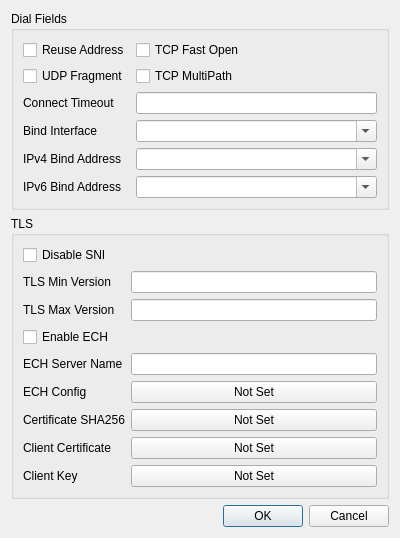
First picture: the form in include/ui/profile/edit_advanced.ui, repository Yulinanami/ethernet-tun-test, before the edit.
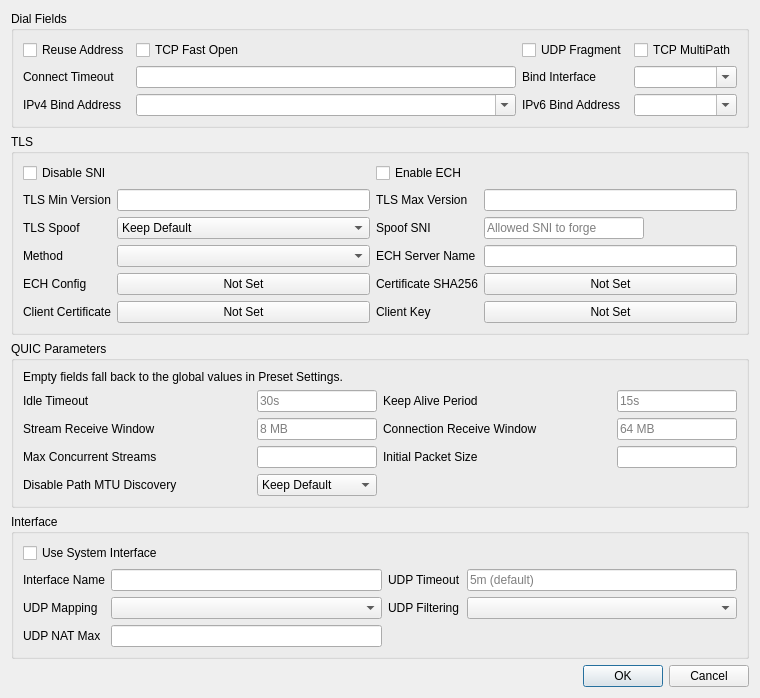
Second picture: the form after the edit.

```diff
--- a/include/ui/profile/edit_advanced.ui
+++ b/include/ui/profile/edit_advanced.ui
@@ -6,8 +6,8 @@
    <rect>
     <x>0</x>
     <y>0</y>
-    <width>400</width>
-    <height>534</height>
+    <width>760</width>
+    <height>460</height>
    </rect>
   </property>
   <property name="windowTitle">
@@ -19,91 +19,177 @@
      <property name="title">
       <string>Dial Fields</string>
      </property>
-     <layout class="QGridLayout" name="gridLayout_2">
-      <item row="2" column="0">
+     <layout class="QGridLayout" name="gridLayout_2">      <item row="0" column="0">
+       <widget class="QCheckBox" name="reuse_addr">
+        <property name="text">
+         <string>Reuse Address</string>
+        </property>
+       </widget>
+      </item>
+      <item row="0" column="1">
+       <widget class="QCheckBox" name="tcp_fast_open">
+        <property name="text">
+         <string>TCP Fast Open</string>
+        </property>
+       </widget>
+      </item>
+      <item row="0" column="2">
+       <widget class="QCheckBox" name="udp_fragment">
+        <property name="text">
+         <string>UDP Fragment</string>
+        </property>
+       </widget>
+      </item>
+      <item row="0" column="3">
+       <widget class="QCheckBox" name="tcp_multipath">
+        <property name="text">
+         <string>TCP MultiPath</string>
+        </property>
+       </widget>
+      </item>
+      <item row="1" column="0">
        <widget class="QLabel" name="label">
         <property name="text">
          <string>Connect Timeout</string>
         </property>
        </widget>
       </item>
-      <item row="2" column="1">
+      <item row="1" column="1">
        <widget class="QLineEdit" name="connect_timeout"/>
       </item>
-      <item row="3" column="0">
+      <item row="1" column="2">
        <widget class="QLabel" name="label_bind_ifc">
         <property name="text">
          <string>Bind Interface</string>
         </property>
        </widget>
       </item>
-      <item row="3" column="1">
+      <item row="1" column="3">
        <widget class="QComboBox" name="bind_interface">
         <property name="editable">
          <bool>true</bool>
         </property>
        </widget>
       </item>
-      <item row="4" column="0">
+      <item row="2" column="0">
        <widget class="QLabel" name="label_inet4_bind">
         <property name="text">
          <string>IPv4 Bind Address</string>
         </property>
        </widget>
       </item>
-      <item row="4" column="1">
+      <item row="2" column="1">
        <widget class="QComboBox" name="inet4_bind_address">
         <property name="editable">
          <bool>true</bool>
         </property>
        </widget>
       </item>
-      <item row="5" column="0">
+      <item row="2" column="2">
        <widget class="QLabel" name="label_inet6_bind">
         <property name="text">
          <string>IPv6 Bind Address</string>
         </property>
        </widget>
       </item>
-      <item row="5" column="1">
+      <item row="2" column="3">
        <widget class="QComboBox" name="inet6_bind_address">
         <property name="editable">
          <bool>true</bool>
         </property>
        </widget>
       </item>
-      <item row="0" column="1">
-       <widget class="QCheckBox" name="tcp_fast_open">
-        <property name="text">
-         <string>TCP Fast Open</string>
+</layout>
+    </widget>
+   </item>
+   <item row="3" column="0">
+    <widget class="QGroupBox" name="interface_box">
+     <property name="title">
+      <string>Interface</string>
+     </property>
+     <layout class="QGridLayout" name="interface_form">      <item row="0" column="0" colspan="4">
+       <widget class="QCheckBox" name="system">
+        <property name="toolTip">
+         <string>&lt;html&gt;&lt;head/&gt;&lt;body&gt;&lt;p&gt;Requires privilege and cannot conflict with existing system interfaces. The internal network stack is used when disabled.&lt;/p&gt;&lt;/body&gt;&lt;/html&gt;</string>
         </property>
-       </widget>
-      </item>
-      <item row="1" column="1">
-       <widget class="QCheckBox" name="tcp_multipath">
         <property name="text">
-         <string>TCP MultiPath</string>
-        </property>
-       </widget>
-      </item>
-      <item row="0" column="0">
-       <widget class="QCheckBox" name="reuse_addr">
-        <property name="text">
-         <string>Reuse Address</string>
+         <string>Use System Interface</string>
         </property>
        </widget>
       </item>
       <item row="1" column="0">
-       <widget class="QCheckBox" name="udp_fragment">
+       <widget class="QLabel" name="interface_name_l">
+        <property name="toolTip">
+         <string>&lt;html&gt;&lt;head/&gt;&lt;body&gt;&lt;p&gt;Custom system interface name. A generated name is used by default.&lt;/p&gt;&lt;/body&gt;&lt;/html&gt;</string>
+        </property>
         <property name="text">
-         <string>UDP Fragment</string>
+         <string>Interface Name</string>
         </property>
        </widget>
       </item>
-     </layout>
+      <item row="1" column="1">
+       <widget class="QLineEdit" name="interface_name"/>
+      </item>
+      <item row="1" column="2">
+       <widget class="QLabel" name="udp_timeout_l">
+        <property name="toolTip">
+         <string>&lt;html&gt;&lt;head/&gt;&lt;body&gt;&lt;p&gt;UDP NAT expiration time.&lt;/p&gt;&lt;/body&gt;&lt;/html&gt;</string>
+        </property>
+        <property name="text">
+         <string>UDP Timeout</string>
+        </property>
+       </widget>
+      </item>
+      <item row="1" column="3">
+       <widget class="QLineEdit" name="udp_timeout">
+        <property name="placeholderText">
+         <string>5m (default)</string>
+        </property>
+       </widget>
+      </item>
+      <item row="2" column="0">
+       <widget class="QLabel" name="udp_mapping_l">
+        <property name="toolTip">
+         <string>&lt;html&gt;&lt;head/&gt;&lt;body&gt;&lt;p&gt;UDP NAT mapping behavior. endpoint_independent is used by default.&lt;/p&gt;&lt;/body&gt;&lt;/html&gt;</string>
+        </property>
+        <property name="text">
+         <string>UDP Mapping</string>
+        </property>
+       </widget>
+      </item>
+      <item row="2" column="1">
+       <widget class="QComboBox" name="udp_mapping"/>
+      </item>
+      <item row="2" column="2">
+       <widget class="QLabel" name="udp_filtering_l">
+        <property name="toolTip">
+         <string>&lt;html&gt;&lt;head/&gt;&lt;body&gt;&lt;p&gt;UDP NAT filtering behavior. endpoint_independent is used by default.&lt;/p&gt;&lt;/body&gt;&lt;/html&gt;</string>
+        </property>
+        <property name="text">
+         <string>UDP Filtering</string>
+        </property>
+       </widget>
+      </item>
+      <item row="2" column="3">
+       <widget class="QComboBox" name="udp_filtering"/>
+      </item>
+      <item row="3" column="0">
+       <widget class="QLabel" name="udp_nat_max_l">
+        <property name="toolTip">
+         <string>&lt;html&gt;&lt;head/&gt;&lt;body&gt;&lt;p&gt;Maximum number of UDP NAT entries.&lt;/p&gt;&lt;/body&gt;&lt;/html&gt;</string>
+        </property>
+        <property name="text">
+         <string>UDP NAT Max</string>
+        </property>
+       </widget>
+      </item>
+      <item row="3" column="1">
+       <widget class="QLineEdit" name="udp_nat_max"/>
+      </item>
+</layout>
     </widget>
    </item>
-   <item row="2" column="0">
+   <item row="4" column="0">
     <widget class="QDialogButtonBox" name="buttonBox">
      <property name="orientation">
       <enum>Qt::Orientation::Horizontal</enum>
@@ -118,109 +204,329 @@
      <property name="title">
       <string>TLS</string>
      </property>
-     <layout class="QFormLayout" name="formLayout">
-      <item row="3" column="0">
+     <layout class="QGridLayout" name="formLayout">      <item row="0" column="0" colspan="2">
+       <widget class="QCheckBox" name="disable_sni">
+        <property name="text">
+         <string>Disable SNI</string>
+        </property>
+       </widget>
+      </item>
+      <item row="0" column="2" colspan="2">
        <widget class="QCheckBox" name="enable_ech">
         <property name="text">
          <string>Enable ECH</string>
         </property>
        </widget>
       </item>
-      <item row="5" column="0">
+      <item row="1" column="0">
+       <widget class="QLabel" name="label_6">
+        <property name="text">
+         <string>TLS Min Version</string>
+        </property>
+       </widget>
+      </item>
+      <item row="1" column="1">
+       <widget class="QLineEdit" name="min_version"/>
+      </item>
+      <item row="1" column="2">
+       <widget class="QLabel" name="label_7">
+        <property name="text">
+         <string>TLS Max Version</string>
+        </property>
+       </widget>
+      </item>
+      <item row="1" column="3">
+       <widget class="QLineEdit" name="max_version"/>
+      </item>
+      <item row="2" column="0">
+       <widget class="QLabel" name="tls_spoof_state_l">
+        <property name="toolTip">
+         <string>&lt;html&gt;&lt;head/&gt;&lt;body&gt;&lt;p&gt;Whether this profile injects a forged ClientHello. &amp;quot;Keep Default&amp;quot; follows Preset Settings, unless a Spoof SNI is set below.&lt;/p&gt;&lt;/body&gt;&lt;/html&gt;</string>
+        </property>
+        <property name="text">
+         <string>TLS Spoof</string>
+        </property>
+       </widget>
+      </item>
+      <item row="2" column="1">
+       <widget class="QComboBox" name="tls_spoof_state">
+        <item>
+         <property name="text">
+          <string>Keep Default</string>
+         </property>
+        </item>
+        <item>
+         <property name="text">
+          <string>On</string>
+         </property>
+        </item>
+        <item>
+         <property name="text">
+          <string>Off</string>
+         </property>
+        </item>
+       </widget>
+      </item>
+      <item row="2" column="2">
+       <widget class="QLabel" name="tls_spoof_l">
+        <property name="toolTip">
+         <string>&lt;html&gt;&lt;head/&gt;&lt;body&gt;&lt;p&gt;Inject a forged TLS ClientHello carrying this SNI before the real one, to pass SNI filtering that allows specific hostnames.&lt;/p&gt;&lt;p&gt;Client only. Requires elevated privileges (root / Administrator). Not supported on Windows ARM64. &amp;quot;wrong-timestamp&amp;quot; is not supported on macOS.&lt;/p&gt;&lt;p&gt;Leave empty to inherit the global value from Preset Settings.&lt;/p&gt;&lt;/body&gt;&lt;/html&gt;</string>
+        </property>
+        <property name="text">
+         <string>Spoof SNI</string>
+        </property>
+       </widget>
+      </item>
+      <item row="2" column="3">
+       <widget class="QLineEdit" name="tls_spoof">
+        <property name="maximumSize">
+         <size>
+          <width>160</width>
+          <height>16777215</height>
+         </size>
+        </property>
+        <property name="placeholderText">
+         <string>Allowed SNI to forge</string>
+        </property>
+       </widget>
+      </item>
+      <item row="3" column="0">
+       <widget class="QLabel" name="tls_spoof_method_l">
+        <property name="text">
+         <string>Method</string>
+        </property>
+       </widget>
+      </item>
+      <item row="3" column="1">
+       <widget class="QComboBox" name="tls_spoof_method"/>
+      </item>
+      <item row="3" column="2">
+       <widget class="QLabel" name="label_8">
+        <property name="toolTip">
+         <string>&lt;html&gt;&lt;head/&gt;&lt;body&gt;&lt;h4 style=&quot; margin-top:12px; margin-bottom:12px; margin-left:0px; margin-right:0px; -qt-block-indent:0; text-indent:0px;&quot;&gt;&lt;a name=&quot;query_server_name&quot;/&gt;&lt;span style=&quot; font-size:medium; font-weight:700;&quot;&gt;q&lt;/span&gt;&lt;span style=&quot; font-size:medium; font-weight:700;&quot;&gt;uery_server_name in sing-box&lt;/span&gt;&lt;/h4&gt;&lt;/body&gt;&lt;/html&gt;</string>
+        </property>
+        <property name="text">
+         <string>ECH Server Name</string>
+        </property>
+       </widget>
+      </item>
+      <item row="3" column="3">
+       <widget class="QLineEdit" name="ech_server_name"/>
+      </item>
+      <item row="4" column="0">
        <widget class="QLabel" name="label_2">
         <property name="text">
          <string>ECH Config</string>
         </property>
        </widget>
       </item>
-      <item row="5" column="1">
+      <item row="4" column="1">
        <widget class="QPushButton" name="ech_config">
         <property name="text">
          <string>Not Set</string>
         </property>
        </widget>
       </item>
-      <item row="6" column="0">
+      <item row="4" column="2">
        <widget class="QLabel" name="label_3">
         <property name="text">
          <string>Certificate SHA256</string>
         </property>
        </widget>
       </item>
-      <item row="6" column="1">
+      <item row="4" column="3">
        <widget class="QPushButton" name="cert_sha256">
         <property name="text">
          <string>Not Set</string>
         </property>
        </widget>
       </item>
-      <item row="7" column="0">
+      <item row="5" column="0">
        <widget class="QLabel" name="label_4">
         <property name="text">
          <string>Client Certificate</string>
         </property>
        </widget>
       </item>
-      <item row="7" column="1">
+      <item row="5" column="1">
        <widget class="QPushButton" name="client_cert">
         <property name="text">
          <string>Not Set</string>
         </property>
        </widget>
       </item>
-      <item row="8" column="0">
+      <item row="5" column="2">
        <widget class="QLabel" name="label_5">
         <property name="text">
          <string>Client Key</string>
         </property>
        </widget>
       </item>
-      <item row="8" column="1">
+      <item row="5" column="3">
        <widget class="QPushButton" name="client_key">
         <property name="text">
          <string>Not Set</string>
         </property>
        </widget>
       </item>
-      <item row="0" column="0">
-       <widget class="QCheckBox" name="disable_sni">
+</layout>
+    </widget>
+   </item>
+   <item row="2" column="0">
+    <widget class="QGroupBox" name="quic_box">
+     <property name="title">
+      <string>QUIC Parameters</string>
+     </property>
+     <layout class="QGridLayout" name="gridLayout_quic">
+      <item row="0" column="0" colspan="4">
+       <widget class="QLabel" name="quic_note">
         <property name="text">
-         <string>Disable SNI</string>
+         <string>Empty fields fall back to the global values in Preset Settings.</string>
+        </property>
+        <property name="wordWrap">
+         <bool>true</bool>
         </property>
        </widget>
       </item>
       <item row="1" column="0">
-       <widget class="QLabel" name="label_6">
+       <widget class="QLabel" name="quic_idle_timeout_l">
         <property name="text">
-         <string>TLS Min Version</string>
+         <string>Idle Timeout</string>
         </property>
        </widget>
       </item>
       <item row="1" column="1">
-       <widget class="QLineEdit" name="min_version"/>
+       <widget class="QLineEdit" name="quic_idle_timeout">
+        <property name="maximumSize">
+         <size>
+          <width>120</width>
+          <height>16777215</height>
+         </size>
+        </property>
+        <property name="placeholderText">
+         <string notr="true">30s</string>
+        </property>
+       </widget>
+      </item>
+      <item row="1" column="2">
+       <widget class="QLabel" name="quic_keep_alive_period_l">
+        <property name="text">
+         <string>Keep Alive Period</string>
+        </property>
+       </widget>
+      </item>
+      <item row="1" column="3">
+       <widget class="QLineEdit" name="quic_keep_alive_period">
+        <property name="maximumSize">
+         <size>
+          <width>120</width>
+          <height>16777215</height>
+         </size>
+        </property>
+        <property name="placeholderText">
+         <string notr="true">15s</string>
+        </property>
+       </widget>
       </item>
       <item row="2" column="0">
-       <widget class="QLabel" name="label_7">
+       <widget class="QLabel" name="quic_stream_receive_window_l">
         <property name="text">
-         <string>TLS Max Version</string>
+         <string>Stream Receive Window</string>
         </property>
        </widget>
       </item>
       <item row="2" column="1">
-       <widget class="QLineEdit" name="max_version"/>
+       <widget class="QLineEdit" name="quic_stream_receive_window">
+        <property name="maximumSize">
+         <size>
+          <width>120</width>
+          <height>16777215</height>
+         </size>
+        </property>
+        <property name="placeholderText">
+         <string notr="true">8 MB</string>
+        </property>
+       </widget>
+      </item>
+      <item row="2" column="2">
+       <widget class="QLabel" name="quic_connection_receive_window_l">
+        <property name="text">
+         <string>Connection Receive Window</string>
+        </property>
+       </widget>
+      </item>
+      <item row="2" column="3">
+       <widget class="QLineEdit" name="quic_connection_receive_window">
+        <property name="maximumSize">
+         <size>
+          <width>120</width>
+          <height>16777215</height>
+         </size>
+        </property>
+        <property name="placeholderText">
+         <string notr="true">64 MB</string>
+        </property>
+       </widget>
+      </item>
+      <item row="3" column="0">
+       <widget class="QLabel" name="quic_max_concurrent_streams_l">
+        <property name="text">
+         <string>Max Concurrent Streams</string>
+        </property>
+       </widget>
+      </item>
+      <item row="3" column="1">
+       <widget class="QLineEdit" name="quic_max_concurrent_streams">
+        <property name="maximumSize">
+         <size>
+          <width>120</width>
+          <height>16777215</height>
+         </size>
+        </property>
+       </widget>
+      </item>
+      <item row="3" column="2">
+       <widget class="QLabel" name="quic_initial_packet_size_l">
+        <property name="text">
+         <string>Initial Packet Size</string>
+        </property>
+       </widget>
+      </item>
+      <item row="3" column="3">
+       <widget class="QLineEdit" name="quic_initial_packet_size">
+        <property name="maximumSize">
+         <size>
+          <width>120</width>
+          <height>16777215</height>
+         </size>
+        </property>
+       </widget>
       </item>
       <item row="4" column="0">
-       <widget class="QLabel" name="label_8">
-        <property name="toolTip">
-         <string>&lt;html&gt;&lt;head/&gt;&lt;body&gt;&lt;h4 style=&quot; margin-top:12px; margin-bottom:12px; margin-left:0px; margin-right:0px; -qt-block-indent:0; text-indent:0px;&quot;&gt;&lt;a name=&quot;query_server_name&quot;/&gt;&lt;span style=&quot; font-size:medium; font-weight:700;&quot;&gt;q&lt;/span&gt;&lt;span style=&quot; font-size:medium; font-weight:700;&quot;&gt;uery_server_name in sing-box&lt;/span&gt;&lt;/h4&gt;&lt;/body&gt;&lt;/html&gt;</string>
-        </property>
+       <widget class="QLabel" name="quic_disable_path_mtu_discovery_l">
         <property name="text">
-         <string>ECH Server Name</string>
+         <string>Disable Path MTU Discovery</string>
         </property>
        </widget>
       </item>
       <item row="4" column="1">
-       <widget class="QLineEdit" name="ech_server_name"/>
+       <widget class="QComboBox" name="quic_disable_path_mtu_discovery">
+        <item>
+         <property name="text">
+          <string>Keep Default</string>
+         </property>
+        </item>
+        <item>
+         <property name="text">
+          <string>On</string>
+         </property>
+        </item>
+        <item>
+         <property name="text">
+          <string>Off</string>
+         </property>
+        </item>
+       </widget>
       </item>
      </layout>
     </widget>
```
Left out of the diff: 35 changed lines with no effect on the pictures.
